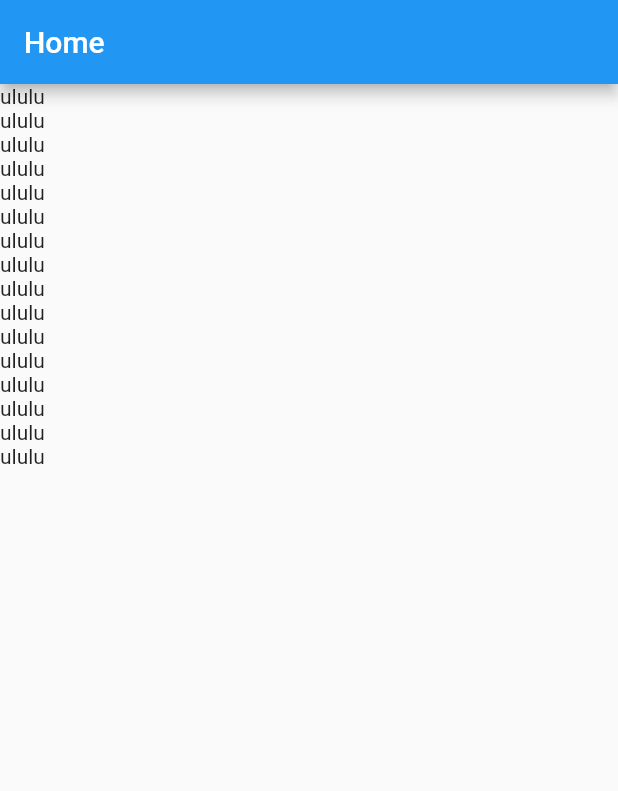
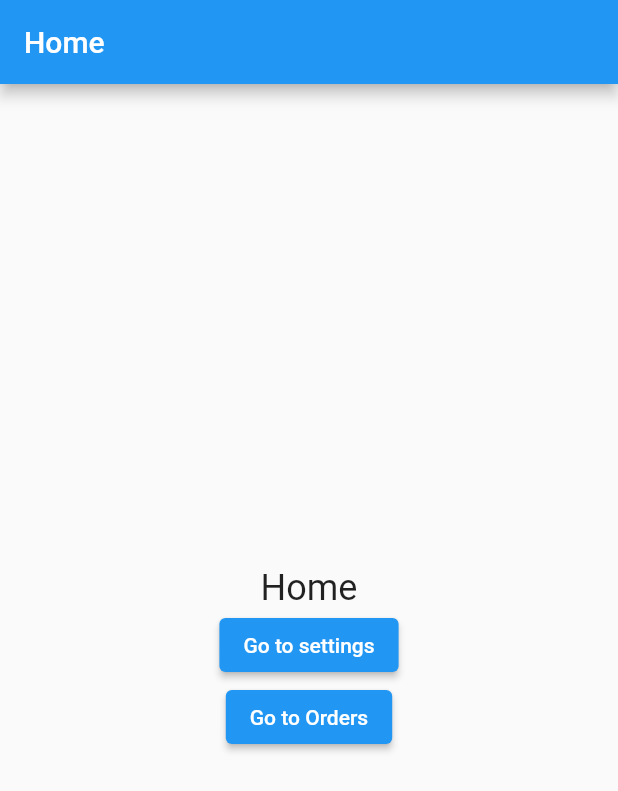
Before and after one commit to sayeedsaadman/first_step, a Flutter app: the screen it shows after launch, on a phone screen of 412 x 824 dp. Shown: the top 791 px of the screen. Run offline on Flutter 3.47's test engine with Material 2 defaults, Android fonts, the phone set to English and light mode, and no system bars.

```diff
--- a/lib/main.dart
+++ b/lib/main.dart
@@ -1,22 +1,29 @@
 import 'package:flutter/material.dart';
 
+/// Navigation - one page -> another page
+/// Navigator 1(Simple and Lengthy), 2 (complex)
+/// Routers Package -> Getx, GoRouter, Auto Route
+
+/// TODO : Stack, Queue, Navigator, Navigation
+
 void main() {
-  // give me some widget
   runApp(MyApp());
 }
+
 class MyApp extends StatelessWidget {
+  const MyApp({super.key});
+
   @override
   Widget build(BuildContext context) {
     return MaterialApp(
-      debugShowCheckedModeBanner: true,
       home: HomeScreen(),
-      title: 'Ostad app',
     );
   }
 }
 
+/// Route
 class HomeScreen extends StatelessWidget {
-  const HomeScreen({Key? key}) : super(key: key);
+  const HomeScreen({super.key});
 
   @override
   Widget build(BuildContext context) {
@@ -24,55 +31,123 @@ class HomeScreen extends StatelessWidget {
       appBar: AppBar(
         title: Text('Home'),
       ),
-      body: ListView(
-        scrollDirection: Axis.vertical,
-        children: [
-          Text("ululu"),
-          Text("ululu"),
-          Text("ululu"),
-          Text("ululu"),
-          Text("ululu"),
-          Text("ululu"),
-          Text("ululu"),
-          Text("ululu"),
-          Text("ululu"),
-          Text("ululu"),
-          Text("ululu"),
-          Text("ululu"),
-          Text("ululu"),
-          Text("ululu"),
-          Text("ululu"),
-          Text("ululu"),
-        ],
-      )
-            /* GestureDetector( //alternative Inkwell .. and gives shadow
-              onTap: (){
-                print("yes");
+      body: Center(
+        child: Column(
+          mainAxisAlignment: MainAxisAlignment.center,
+          children: [
+            Text(
+              'Home',
+              style: TextStyle(fontSize: 24),
+            ),
+            ElevatedButton(
+              onPressed: () {
+                /// Navigation - Route home -> Route settings
+                /// Navigator
+                /// Navigator.typeOfNavigation(currentLocation, Destination);
+                /// Navigation - Push, Pop(Back), replace, replaceAll, removeUntil
+                Navigator.push(
+                  context,
+                  MaterialPageRoute(
+                    builder: (context) => SettingsScreen(),
+                  ),
+                );
               },
-              onDoubleTap: ()
-              {
-                print("ululu");
+              child: Text('Go to settings'),
+            ),
+            ElevatedButton(
+              onPressed: () {
+                /// Navigation - Route home -> Route settings
+                /// Navigator
+                /// Navigator.typeOfNavigation(currentLocation, Destination);
+                /// Navigation - Push, Pop(Back), replace, replaceAll, removeUntil
+                Navigator.push(
+                  context,
+                  MaterialPageRoute(
+                    builder: (context) => OrdersScreen(),
+                  ),
+                );
               },
-
-              child: Text("HEllo",style: TextStyle(
-                fontSize: 32
-              ),),
-            ) */ //gesturedetector
-           /* InkWell(
-              onTap: ()
-              {
-                print("ss");
-              },
-              borderRadius: BorderRadius.circular(10),
-              child: Text(
-                "hello",style: TextStyle(
-                fontSize: 22
-              ),
-              ),
-            ) */ //inkwell
-
-
-
+              child: Text('Go to Orders'),
+            ),
+          ],
+        ),
+      ),
     );
   }
 }
+
+/// Route
+class SettingsScreen extends StatelessWidget {
+  const SettingsScreen({super.key});
+
+  @override
+  Widget build(BuildContext context) {
+    return Scaffold(
+      appBar: AppBar(
+        title: Text('Settings'),
+      ),
+      body: Center(
+        child: Column(
+          mainAxisAlignment: MainAxisAlignment.center,
+          children: [
+            Text(
+              'Settings',
+              style: TextStyle(fontSize: 24),
+            ),
+            ElevatedButton(
+              onPressed: () {
+                Navigator.pushAndRemoveUntil(context,
+                  MaterialPageRoute(builder: (context) => HomeScreen()),
+                      (route) => false,
+                );
+              },
+              child: Text('Home'),
+            )
+          ],
+        ),
+      ),
+    );
+  }
+}
+
+/// Route
+class OrdersScreen extends StatelessWidget {
+  const OrdersScreen({super.key});
+
+  @override
+  Widget build(BuildContext context) {
+    return Scaffold(
+      appBar: AppBar(
+        title: Text('Orders'),
+      ),
+      body: Center(
+        child: Column(
+          mainAxisAlignment: MainAxisAlignment.center,
+          children: [
+            Text(
+              'Orders',
+              style: TextStyle(fontSize: 24),
+            ),
+            TextButton(
+              onPressed: () {
+                Navigator.pushReplacement(
+                  context,
+                  MaterialPageRoute(
+                    builder: (context) => SettingsScreen(),
+                  ),
+                );
+              },
+              child: Text('Go to settings'),
+            ),
+            TextButton(
+              onPressed: () {
+                Navigator.pop(context);
+              },
+              child: Text('Back to home'),
+            )
+          ],
+        ),
+      ),
+    );
+  }
+}
```
